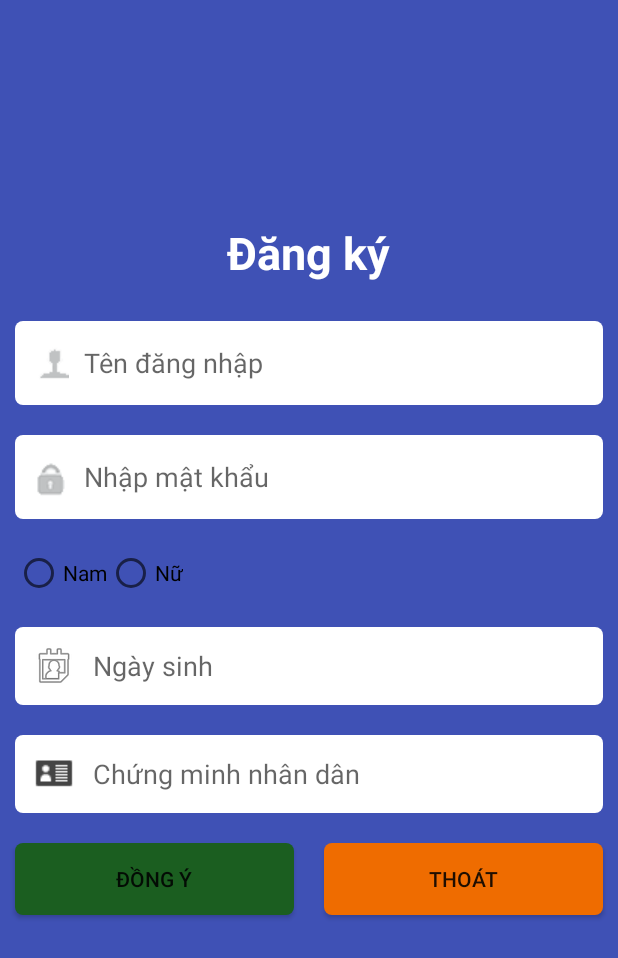
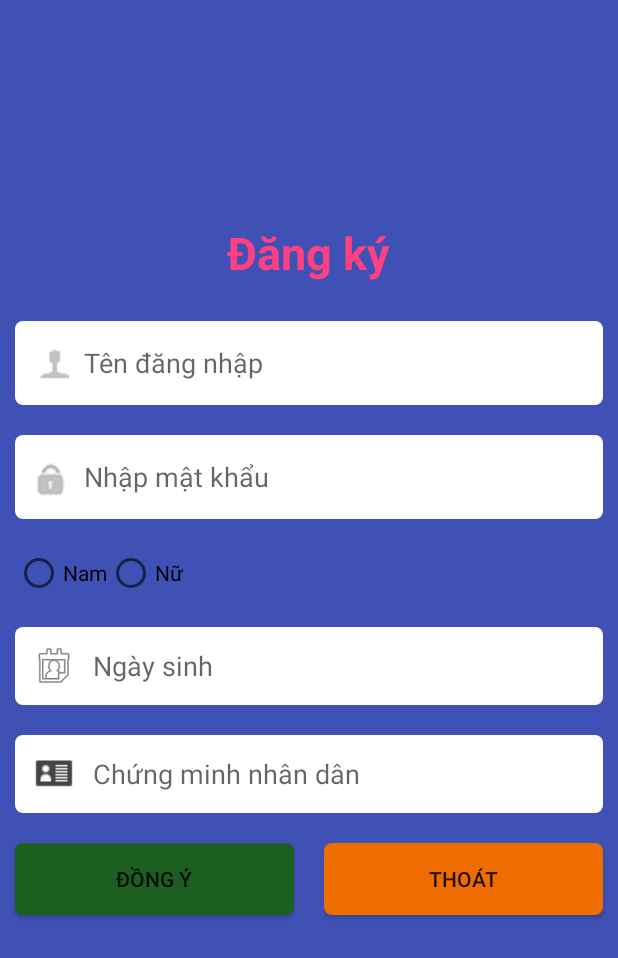
Before and after one commit to LeTruongDuy/OrderFood, an Android app: the screen it shows after launch (DangKyActivity), on a phone screen of 412 x 824 dp. Shown: the top 958 px of the screen. Run offline under Robolectric (Android 15) with nearby library versions, the phone set to English and light mode, and no system bars.

Commit message:
Hoàn thành giao diện đăng kí

```diff
--- a/app/src/main/res/layout/layout_dangky.xml
+++ b/app/src/main/res/layout/layout_dangky.xml
@@ -12,7 +12,7 @@
         android:layout_margin="@dimen/size_15dp"
         android:textStyle="bold"
         android:textSize="@dimen/size_30sp"
-        android:textColor="@color/colorWhite"/>
+        android:textColor="@color/colorAccent"/>
 
     <LinearLayout
         android:id="@+id/lnKhungDangKy"
```
